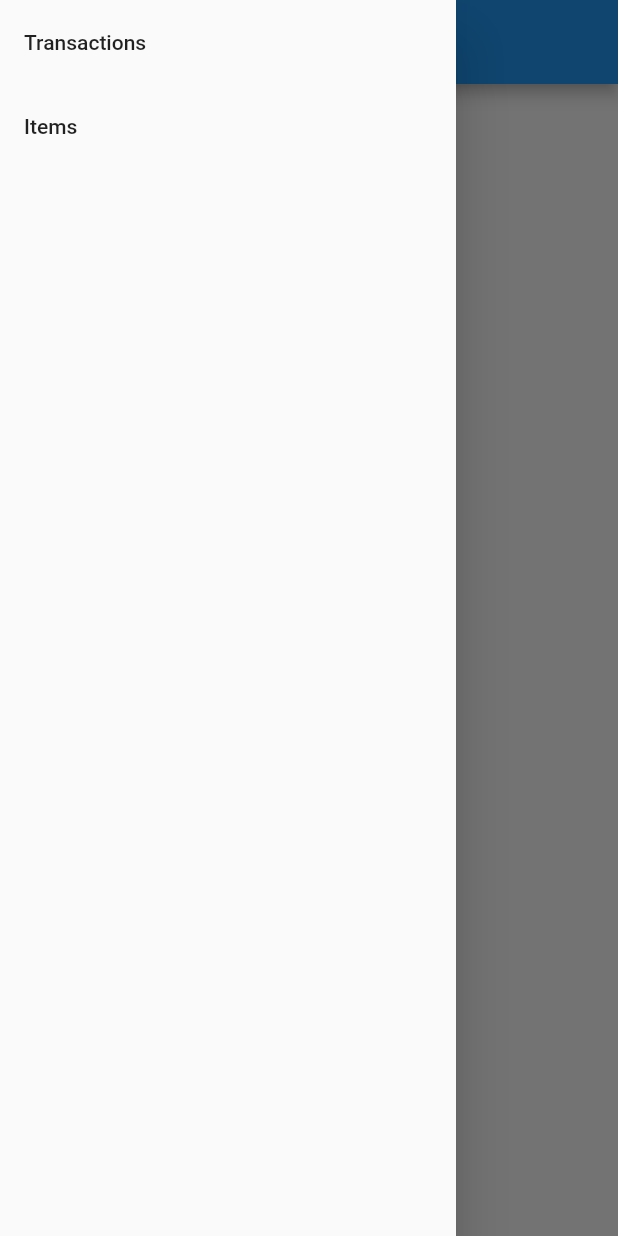
After one commit to talekhinezh/nomnomapp, a Flutter app: the screen it shows after launch, with the side drawer open, on a phone screen of 412 x 824 dp. The commit adds this screen. Run offline on Flutter 3.47's test engine with Material 2 defaults, Android fonts, the phone set to English and light mode, and no system bars; our stand-ins replace cloud_firestore, timeago; accounts and stored records are empty.

Commit message:
Create Drawer class

```diff
--- /dev/null
+++ b/lib/drawer.dart
@@ -0,0 +1,26 @@
+import 'package:flutter/material.dart';
+import 'package:flutter/cupertino.dart';
+
+class NomNomDrawer extends StatelessWidget {
+  @override
+  Widget build(BuildContext context) {
+    return  Drawer(
+        child: ListView(
+          children: <Widget>[
+            ListTile(
+                title: Text('Transactions'),
+                onTap: () {
+                  Navigator.pushReplacementNamed(context, '/transactions');
+                }
+            ),
+            ListTile(
+                title: Text('Items'),
+                onTap: () {
+                  Navigator.pushReplacementNamed(context, '/items');
+                }
+            ),
+          ],
+        )
+    );
+  }
+}
```
Also changed, not shown: lib/items.dart (+3 -19 lines), lib/transactions.dart (+2 -19 lines).
